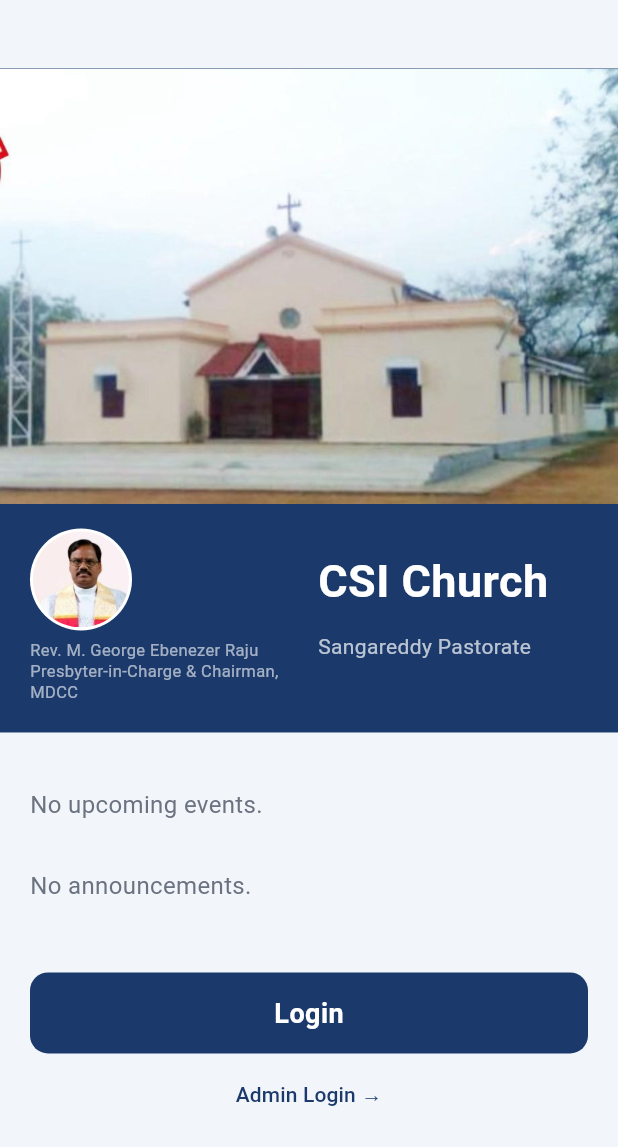
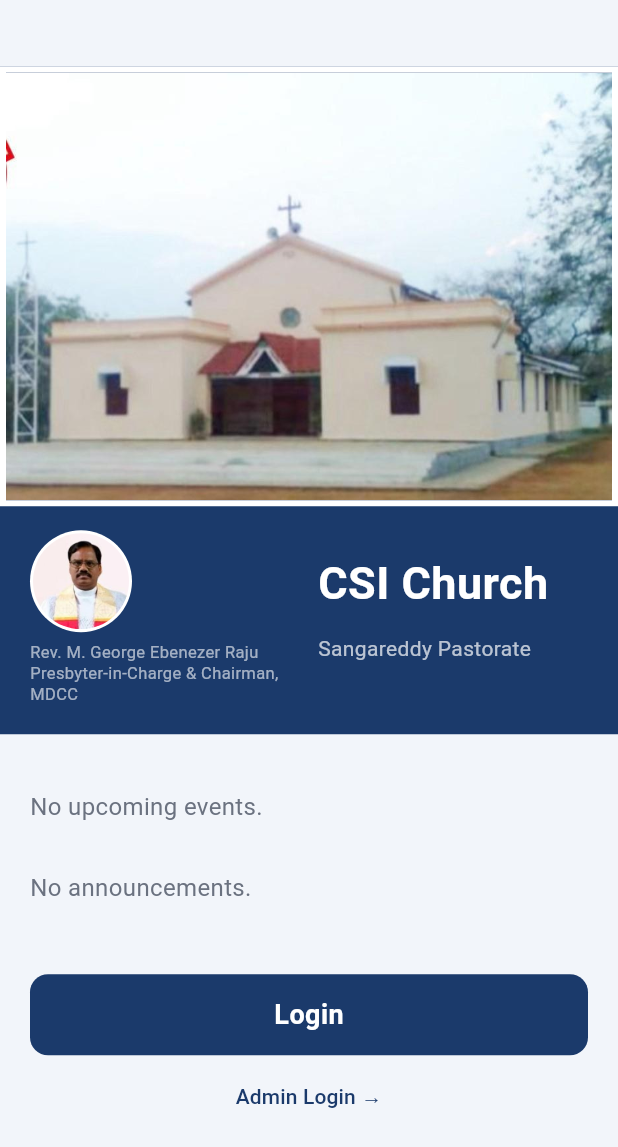
Before and after one commit to RAJ3SHJ/TempleApp, a Flutter app: the screen it shows after launch, on a phone screen of 412 x 824 dp. Shown: the top 1147 px of the screen. Run offline on Flutter 3.47's test engine with Material 3 defaults, Android fonts, the phone set to English and light mode, and no system bars; our stand-ins replace cloud_firestore, firebase_auth, firebase_core, firebase_messaging, pdf, share_plus; accounts and stored records are empty.

Commit message:
Landing: white border around church photo
Co-Authored-By: Claude Sonnet 5.5 <noreply@anthropic.com>
Claude-Session: https://claude.ai/code/session_01DhebjiHj8GBhKmmCAFmVy8

```diff
--- a/lib/screens/landing_screen.dart
+++ b/lib/screens/landing_screen.dart
@@ -170,8 +170,11 @@ class LandingScreen extends StatelessWidget {
         crossAxisAlignment: CrossAxisAlignment.start,
         children: [
           // Church photo: full width, whole picture visible (no crop)
-          SizedBox(
+          Container(
             width: double.infinity,
+            decoration: BoxDecoration(
+              border: Border.all(color: AppTheme.white, width: 4),
+            ),
             child: Image.asset('assets/images/church.jpg', fit: BoxFit.fitWidth),
           ),
           Padding(
```
